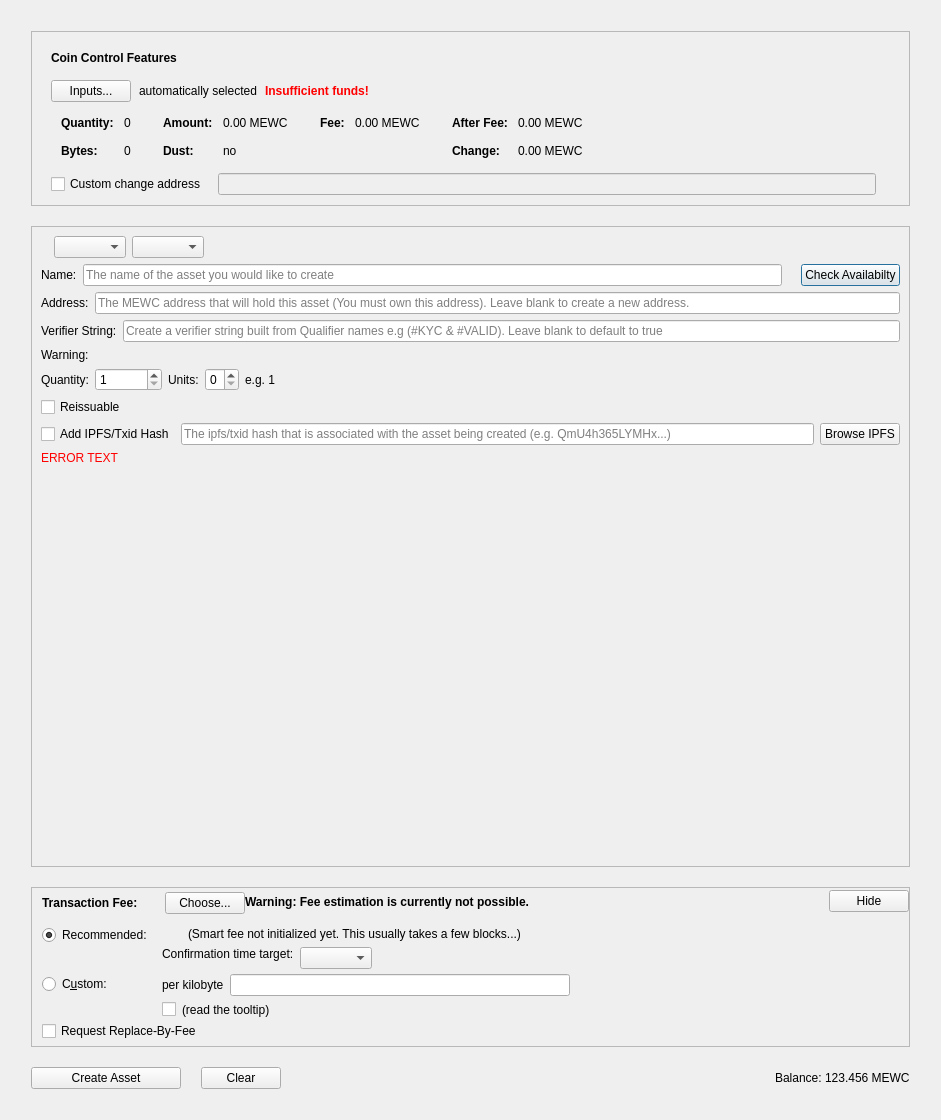
Qt form src/qt/forms/createassetdialog.ui (cdonnachie/Slimecoin) before a commit.
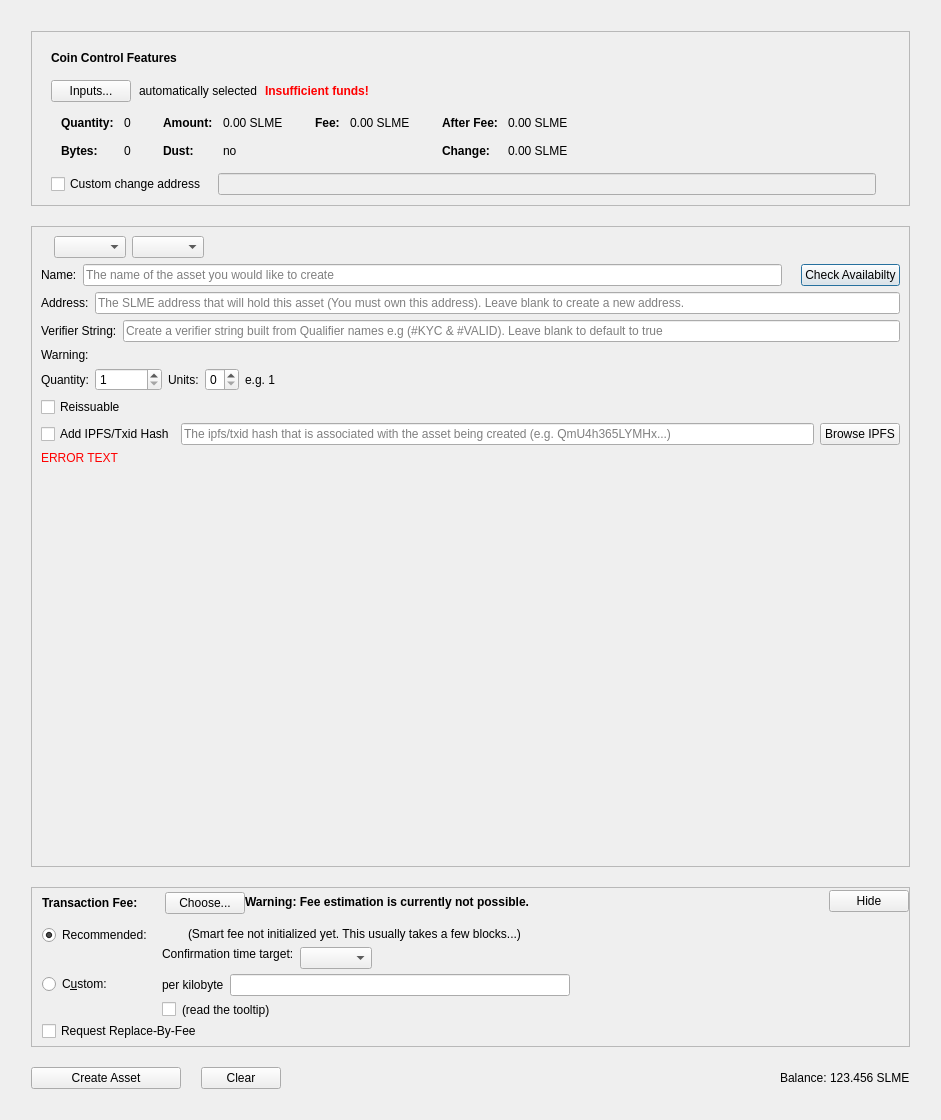
The same form after that commit. Custom widgets are drawn as their Qt base class.

```diff
--- a/src/qt/forms/createassetdialog.ui
+++ b/src/qt/forms/createassetdialog.ui
@@ -335,7 +335,7 @@
                     <enum>Qt::ActionsContextMenu</enum>
                    </property>
                    <property name="text">
-                    <string notr="true">0.00 MEWC</string>
+                    <string notr="true">0.00 SLME</string>
                    </property>
                    <property name="textInteractionFlags">
                     <set>Qt::LinksAccessibleByMouse|Qt::TextSelectableByKeyboard|Qt::TextSelectableByMouse</set>
@@ -415,7 +415,7 @@
                     <enum>Qt::ActionsContextMenu</enum>
                    </property>
                    <property name="text">
-                    <string notr="true">0.00 MEWC</string>
+                    <string notr="true">0.00 SLME</string>
                    </property>
                    <property name="textInteractionFlags">
                     <set>Qt::LinksAccessibleByMouse|Qt::TextSelectableByKeyboard|Qt::TextSelectableByMouse</set>
@@ -466,7 +466,7 @@
                     <enum>Qt::ActionsContextMenu</enum>
                    </property>
                    <property name="text">
-                    <string notr="true">0.00 MEWC</string>
+                    <string notr="true">0.00 SLME</string>
                    </property>
                    <property name="textInteractionFlags">
                     <set>Qt::LinksAccessibleByMouse|Qt::TextSelectableByKeyboard|Qt::TextSelectableByMouse</set>
@@ -495,7 +495,7 @@
                     <enum>Qt::ActionsContextMenu</enum>
                    </property>
                    <property name="text">
-                    <string notr="true">0.00 MEWC</string>
+                    <string notr="true">0.00 SLME</string>
                    </property>
                    <property name="textInteractionFlags">
                     <set>Qt::LinksAccessibleByMouse|Qt::TextSelectableByKeyboard|Qt::TextSelectableByMouse</set>
@@ -694,7 +694,7 @@
                <string/>
               </property>
               <property name="placeholderText">
-               <string>The MEWC address that will hold this asset (You must own this address). Leave blank to create a new address.</string>
+               <string>The SLME address that will hold this asset (You must own this address). Leave blank to create a new address.</string>
               </property>
              </widget>
             </item>
@@ -1433,7 +1433,7 @@
             <enum>Qt::RightToLeft</enum>
            </property>
            <property name="text">
-            <string>123.456 MEWC</string>
+            <string>123.456 SLME</string>
            </property>
           </widget>
          </item>
```
Left out of the diff: 10 changed lines with no effect on the pictures.
